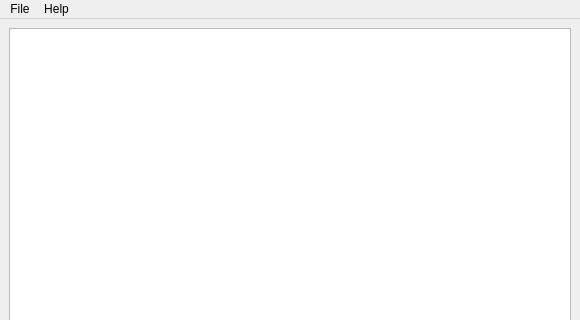
Old version of the form UIFiles/mileage.ui in the repository lcmcninch/MileageTracker; both pictures show x 0 to 580 and y 0 to 320 of the 580 by 585 pixel window.
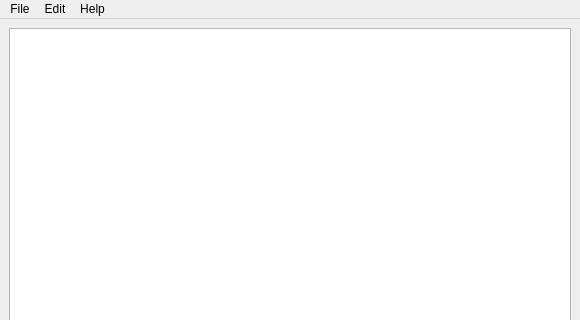
New version of the form.

Commit message:
Added ability to undo changes to cells in the table.
Not sure what will happen with the try statement here. May just want to pull it since that should never really happen anyway.

Still need to incorporate all other commands that could be undone.

```diff
--- a/UIFiles/mileage.ui
+++ b/UIFiles/mileage.ui
@@ -182,7 +182,15 @@
     </property>
     <addaction name="actionAbout"/>
    </widget>
+   <widget class="QMenu" name="menuEdit">
+    <property name="title">
+     <string>Edit</string>
+    </property>
+    <addaction name="actionUndo"/>
+    <addaction name="actionRedo"/>
+   </widget>
    <addaction name="menuFile"/>
+   <addaction name="menuEdit"/>
    <addaction name="menuHelp"/>
   </widget>
   <widget class="QStatusBar" name="statusbar"/>
```
Left out of the diff: 16 changed lines with no effect on the pictures. The commit also changes 2 other files.
